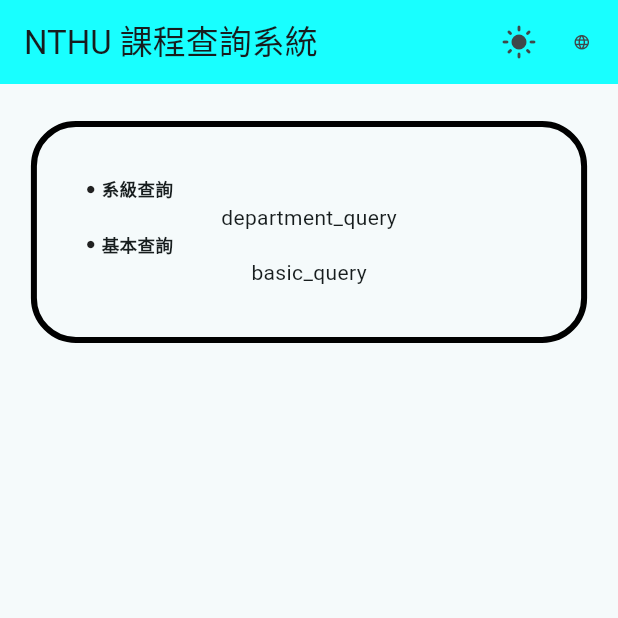
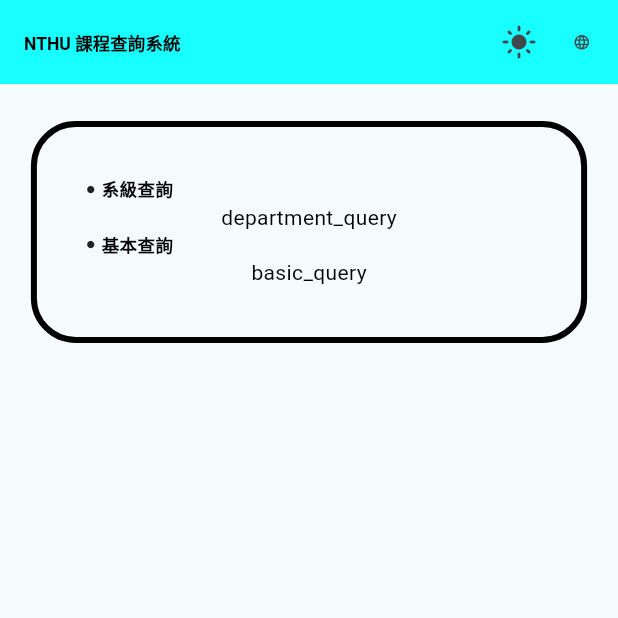
Before and after one commit to NTHU-CLL/NTHU-Curriculum-System, a Flutter app: the screen it shows after launch, on a phone screen of 412 x 824 dp, the top half of it. Run offline on Flutter 3.47's test engine with Material 3 defaults, Android fonts, the phone set to English and light mode, and no system bars; drawn by our look-alikes of dropdown_button2; our stand-ins replace easy_localization, responsive_sizer.

Commit message:
v240402_2250
1. Color

```diff
--- a/app/lib/color.dart
+++ b/app/lib/color.dart
@@ -1,20 +1,34 @@
 import 'package:flutter/material.dart';
+import 'package:responsive_sizer/responsive_sizer.dart';
 
 ThemeData getTheme(isLight) {
   return ThemeData(
     useMaterial3: true,
     colorScheme: ColorScheme.fromSeed(
       seedColor: isLight ? Colors.white : Colors.black,
-      background: isLight ? Colors.white : Colors.black54,
+      background: isLight ? Colors.white : Colors.black45,
+      outline: isLight ? Colors.white : Colors.black,
+      outlineVariant: isLight ? Colors.white : Colors.black,
       brightness: isLight ? Brightness.light : Brightness.dark,
     ),
     appBarTheme: AppBarTheme(
       color: isLight ? Colors.cyanAccent : Colors.black,
+      titleTextStyle: TextStyle(
+        fontSize: 14.sp,
+        color: isLight ? Colors.black : Colors.white,
+        fontWeight: FontWeight.bold,
+      ),
     ),
     textTheme: TextTheme(
-      bodyLarge: TextStyle(
-        color: isLight ? Colors.black : Colors.white,
-      ),
+      bodyLarge: TextStyle(color: isLight ? Colors.black : Colors.white),
+      bodyMedium: TextStyle(color: isLight ? Colors.black : Colors.white),
+      bodySmall: TextStyle(color: isLight ? Colors.black : Colors.white),
+      displayLarge: TextStyle(color: isLight ? Colors.black : Colors.white),
+      displayMedium: TextStyle(color: isLight ? Colors.black : Colors.white),
+      displaySmall: TextStyle(color: isLight ? Colors.black : Colors.white),
+      titleLarge: TextStyle(color: isLight ? Colors.black : Colors.white),
+      titleMedium: TextStyle(color: isLight ? Colors.black : Colors.white),
+      titleSmall: TextStyle(color: isLight ? Colors.black : Colors.white),
     ),
   );
 }
--- a/app/lib/home.dart
+++ b/app/lib/home.dart
@@ -71,6 +71,7 @@
             child: Column(
               children: [
                 roundBorder(
+                  context,
                   [
                     titleContent(
                       tr('department_query'),
--- a/app/lib/material.dart
+++ b/app/lib/material.dart
@@ -50,7 +50,7 @@
   );
 }
 
-Widget roundBorder(List<Widget> content) {
+Widget roundBorder(BuildContext context, List<Widget> content) {
   return Container(
     padding: EdgeInsets.all(4.h),
     decoration: BoxDecoration(
```
